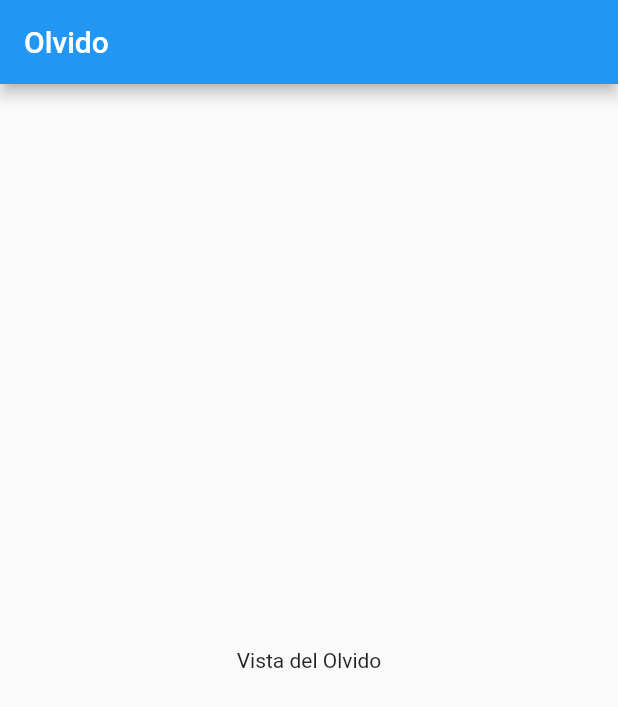
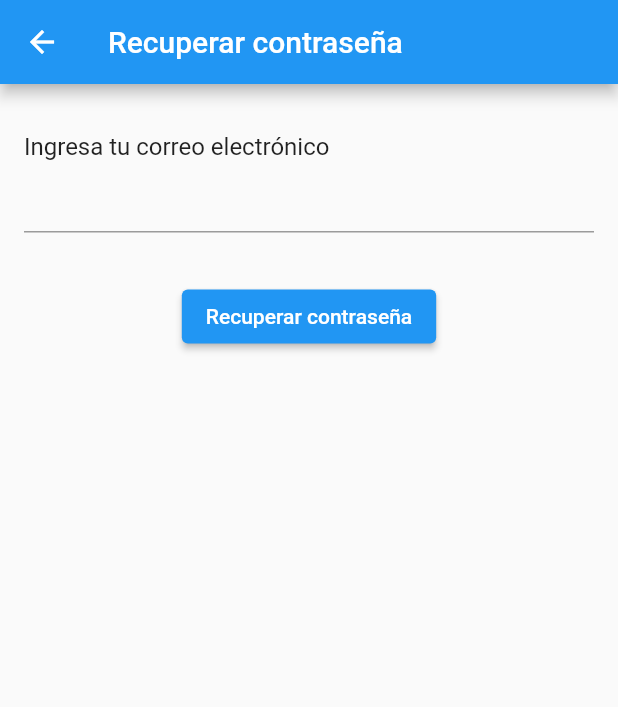
Before and after one commit to Jean-Parra/proyecto-integrador-3, a Flutter app: the screen it shows after launch, after a tap on "¿Olvidaste la contraseña?", on a phone screen of 412 x 824 dp. Shown: the top 707 px of the screen. Run offline on Flutter 3.47's test engine with Material 2 defaults, Android fonts, the phone set to English and light mode, and no system bars; our stand-ins replace geocoding, geolocator, google_maps_flutter, location, permission_handler; missing offline and left inert: flutter_google_places, google_maps_webservice, mongo_dart, polyline_do.

Commit message:
Update olvido.dart

```diff
--- a/lib/olvido.dart
+++ b/lib/olvido.dart
@@ -1,24 +1,66 @@
 import 'package:flutter/material.dart';
 
+import 'database/mongo.dart';
+
 class OlvidoPage extends StatefulWidget {
-  const OlvidoPage({super.key});
+  const OlvidoPage({Key? key}) : super(key: key);
 
   @override
-  // ignore: library_private_types_in_public_api
   _OlvidoPageState createState() => _OlvidoPageState();
 }
 
 class _OlvidoPageState extends State<OlvidoPage> {
+  final _formKey = GlobalKey<FormState>();
+  final _emailController = TextEditingController();
+  final _mongoDB = MongoDB();
+
   @override
   Widget build(BuildContext context) {
-    return MaterialApp(
-      title: 'Olvido',
-      home: Scaffold(
-        appBar: AppBar(
-          title: const Text('Olvido'),
-        ),
-        body: const Center(
-          child: Text('Vista del Olvido'),
+    return Scaffold(
+      appBar: AppBar(
+        title: const Text('Recuperar contraseña'),
+      ),
+      body: Padding(
+        padding: const EdgeInsets.all(16.0),
+        child: Form(
+          key: _formKey,
+          child: Column(
+            crossAxisAlignment: CrossAxisAlignment.start,
+            children: <Widget>[
+              const SizedBox(height: 16.0),
+              const Text(
+                'Ingresa tu correo electrónico',
+                style: TextStyle(fontSize: 16.0),
+              ),
+              TextFormField(
+                controller: _emailController,
+                keyboardType: TextInputType.emailAddress,
+                validator: (value) {
+                  if (value == null || value.isEmpty) {
+                    return 'Por favor ingresa tu correo electrónico';
+                  }
+                  // TODO: validar que el correo existe en la base de datos
+                },
+              ),
+              const SizedBox(height: 32.0),
+              Center(
+                child: ElevatedButton(
+                  onPressed: () {
+                    if (_formKey.currentState!.validate()) {
+                      // TODO: enviar correo de recuperación de contraseña
+                      ScaffoldMessenger.of(context).showSnackBar(
+                        const SnackBar(
+                          content: Text(
+                              'Se ha enviado un correo de recuperación de contraseña.'),
+                        ),
+                      );
+                    }
+                  },
+                  child: const Text('Recuperar contraseña'),
+                ),
+              ),
+            ],
+          ),
         ),
       ),
     );
```
